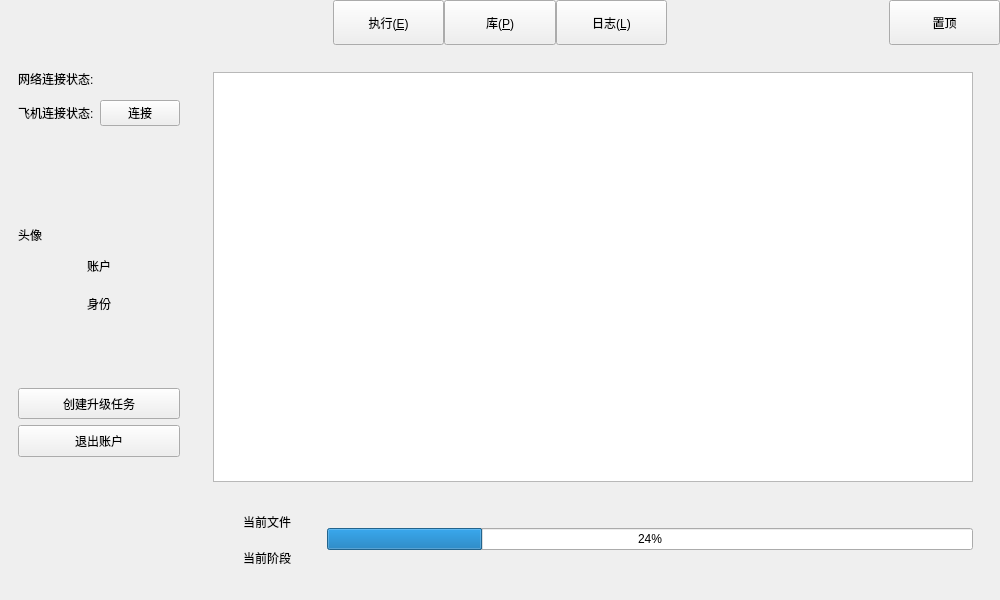
First picture: the form in GroundStation/ui/mainwindow.ui, repository Servaluna/GS_001, before the edit.
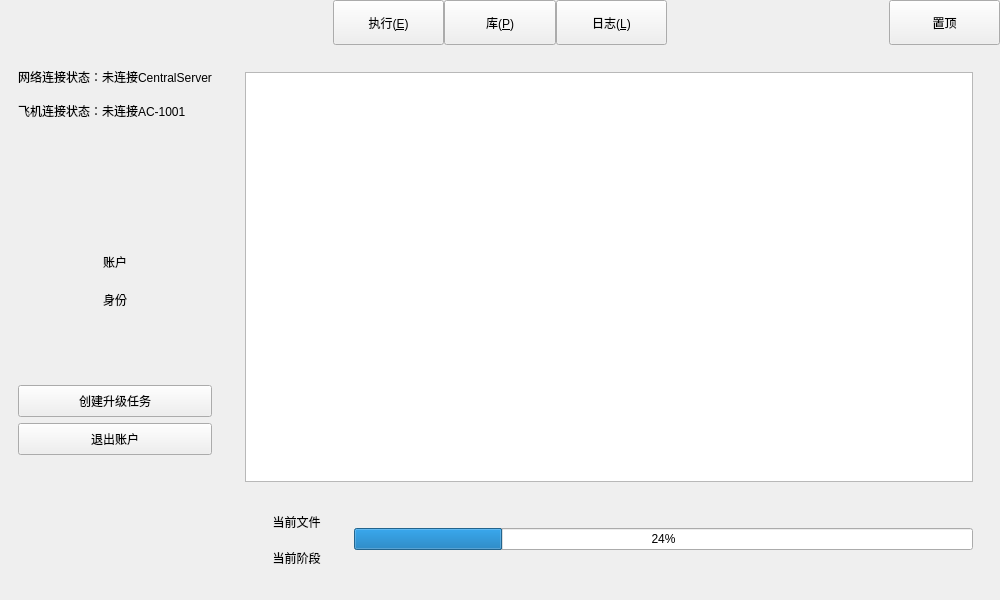
Second picture: the form after the edit.

Commit message: fix:删除不必要的DeviceConnector，GS与飞机连接方式改变

Diff of the .ui file:
```diff
--- a/GroundStation/ui/mainwindow.ui
+++ b/GroundStation/ui/mainwindow.ui
@@ -26,19 +26,10 @@
    <bool>false</bool>
   </property>
   <property name="windowTitle">
-   <string>MainWindow</string>
-  </property>
-  <property name="styleSheet">
-   <string notr="true">color</string>
+   <string>地面站系统</string>
   </property>
   <widget class="QWidget" name="centralwidget">
-   <property name="minimumSize">
-    <size>
-     <width>650</width>
-     <height>420</height>
-    </size>
-   </property>
-   <layout class="QVBoxLayout" name="verticalLayout" stretch="1,0">
+   <layout class="QVBoxLayout" name="verticalLayout" stretch="0,1">
     <property name="spacing">
      <number>0</number>
     </property>
@@ -183,28 +174,25 @@
      </widget>
     </item>
     <item>
-     <widget class="QStackedWidget" name="stackedWidget">
-      <property name="enabled">
-       <bool>true</bool>
-      </property>
-      <property name="contextMenuPolicy">
-       <enum>Qt::ContextMenuPolicy::DefaultContextMenu</enum>
-      </property>
+     <widget class="QStackedWidget" name="stkMainPages">
       <property name="currentIndex">
        <number>0</number>
       </property>
       <widget class="QWidget" name="pageExecute">
-       <property name="autoFillBackground">
-        <bool>false</bool>
-       </property>
        <layout class="QHBoxLayout" name="horizontalLayout_5" stretch="1,6">
         <item>
-         <widget class="QWidget" name="widget" native="true">
-          <layout class="QVBoxLayout" name="verticalLayout_2" stretch="1,1,3,0,1,1,2,1,1,4">
+         <widget class="QWidget" name="pnlExecuteSide" native="true">
+          <layout class="QVBoxLayout" name="verticalLayout_2" stretch="0,0,3,0,1,1,2,1,1,4">
            <item>
-            <widget class="QLabel" name="label_networkConnection">
+            <widget class="QLabel" name="lblNetworkConnection">
+             <property name="minimumSize">
+              <size>
+               <width>0</width>
+               <height>28</height>
+              </size>
+             </property>
              <property name="text">
-              <string>网络连接状态:</string>
+              <string>网络连接状态：未连接CentralServer</string>
              </property>
              <property name="alignment">
               <set>Qt::AlignmentFlag::AlignLeading|Qt::AlignmentFlag::AlignLeft|Qt::AlignmentFlag::AlignVCenter</set>
@@ -212,25 +200,20 @@
             </widget>
            </item>
            <item>
-            <layout class="QHBoxLayout" name="horizontalLayout_6" stretch="4,1">
-             <item>
-              <widget class="QLabel" name="labelDevicesConnection">
-               <property name="text">
-                <string>飞机连接状态:</string>
-               </property>
-               <property name="alignment">
-                <set>Qt::AlignmentFlag::AlignLeading|Qt::AlignmentFlag::AlignLeft|Qt::AlignmentFlag::AlignVCenter</set>
-               </property>
-              </widget>
-             </item>
-             <item>
-              <widget class="QPushButton" name="btnConnectToDevices">
-               <property name="text">
-                <string>连接</string>
-               </property>
-              </widget>
-             </item>
-            </layout>
+            <widget class="QLabel" name="lblDeviceConnection">
+             <property name="minimumSize">
+              <size>
+               <width>0</width>
+               <height>28</height>
+              </size>
+             </property>
+             <property name="text">
+              <string>飞机连接状态：未连接AC-1001</string>
+             </property>
+             <property name="alignment">
+              <set>Qt::AlignmentFlag::AlignLeading|Qt::AlignmentFlag::AlignLeft|Qt::AlignmentFlag::AlignVCenter</set>
+             </property>
+            </widget>
            </item>
            <item>
             <spacer name="verticalSpacer_2">
@@ -246,15 +229,9 @@
             </spacer>
            </item>
            <item>
-            <widget class="QLabel" name="label_profilePhoto">
-             <property name="sizePolicy">
-              <sizepolicy hsizetype="Preferred" vsizetype="Preferred">
-               <horstretch>0</horstretch>
-               <verstretch>0</verstretch>
-              </sizepolicy>
-             </property>
+            <widget class="QLabel" name="lblProfilePhoto">
              <property name="text">
-              <string>头像</string>
+              <string/>
              </property>
             </widget>
            </item>
@@ -340,19 +317,13 @@
             <widget class="QWidget" name="widget_7" native="true">
              <layout class="QVBoxLayout" name="verticalLayout_5">
               <item>
-               <widget class="QTableWidget" name="tableTask">
-                <property name="alternatingRowColors">
-                 <bool>true</bool>
-                </property>
+               <widget class="QTableWidget" name="tblTasks">
                 <property name="selectionMode">
                  <enum>QAbstractItemView::SelectionMode::SingleSelection</enum>
                 </property>
                 <property name="selectionBehavior">
                  <enum>QAbstractItemView::SelectionBehavior::SelectRows</enum>
                 </property>
-                <property name="gridStyle">
-                 <enum>Qt::PenStyle::DashLine</enum>
-                </property>
                 <attribute name="verticalHeaderVisible">
                  <bool>false</bool>
                 </attribute>
```
Left out of the diff: 128 changed lines with no effect on the pictures. The commit also changes 29 other files.
